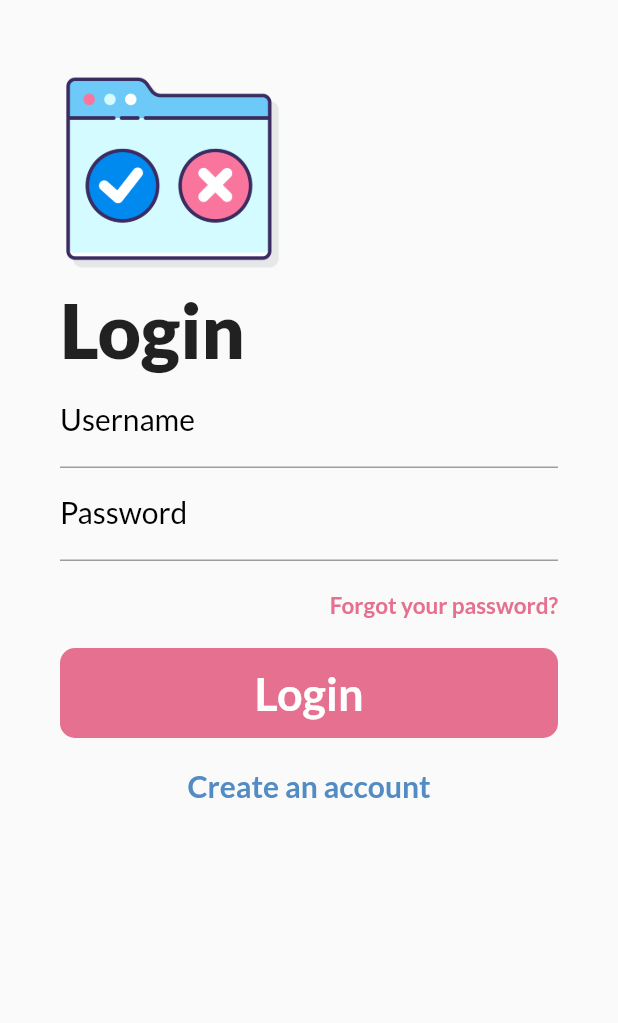
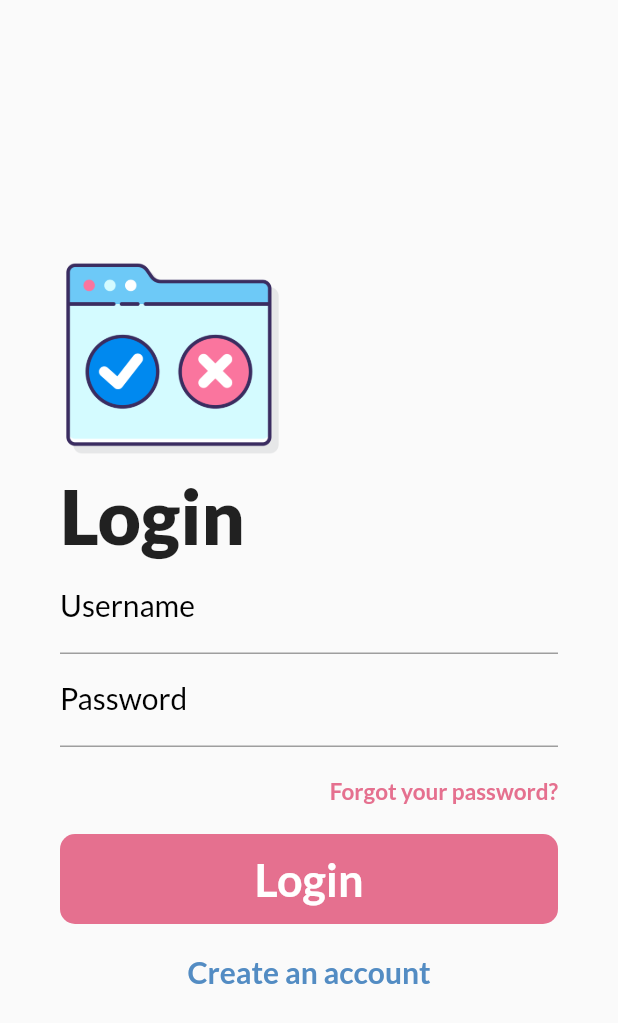
Before and after one commit to Isaac-Tong/selectionphobia-mobile, a Flutter app: the screen it shows after launch, on a phone screen of 412 x 824 dp. Shown: the top 1023 px of the screen. Run offline on Flutter 3.47's test engine with Material 2 defaults, Android fonts, the phone set to English and light mode, and no system bars.

Commit message:
fixed out of bounds login button

```diff
--- a/lib/screens/login_screen.dart
+++ b/lib/screens/login_screen.dart
@@ -11,9 +11,10 @@ class _LoginScreenState extends State<LoginScreen> {
   Widget build(BuildContext context) {
     return Scaffold(
       body: SafeArea(
-        child: Container(
+        child: Center(
+          child: SingleChildScrollView(
+            child: Padding(
               padding: EdgeInsets.all(40),
-          child: SingleChildScrollView(
               child: Column(
                 crossAxisAlignment: CrossAxisAlignment.stretch,
                 mainAxisAlignment: MainAxisAlignment.center,
@@ -148,6 +149,7 @@ class _LoginScreenState extends State<LoginScreen> {
             ),
           ),
         ),
+      ),
     );
   }
 }
```
Lines whose indentation alone changed are shown as unchanged.
